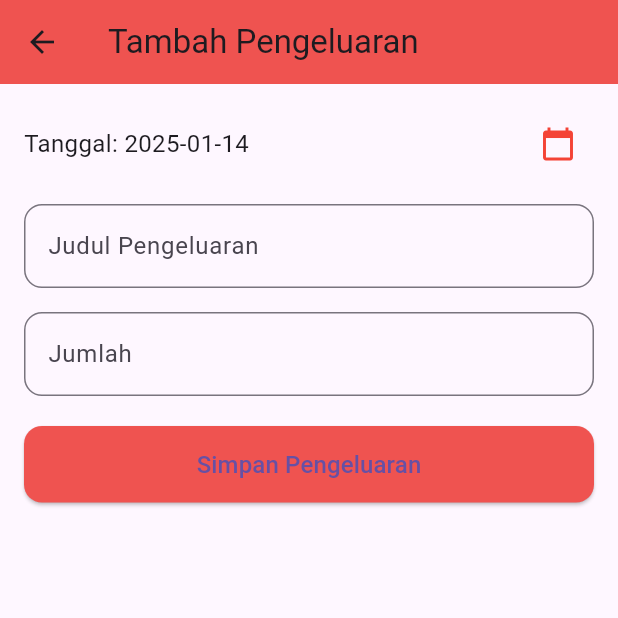
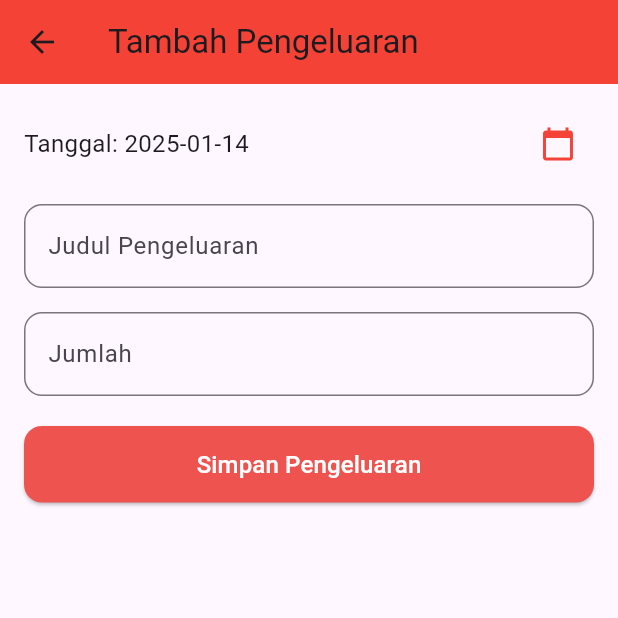
Before and after one commit to Nikkoadr/pengelola_keuangan, a Flutter app: the screen it shows after launch, after a tap on the "remove circle outline" icon, on a phone screen of 412 x 824 dp, the top half of it. Run offline on Flutter 3.47's test engine with Material 3 defaults, Android fonts, the phone set to English and light mode, and no system bars; our stand-ins replace sqflite; accounts and stored records are empty.

Commit message:
update penambahan icon dan membuat tampilan menjadi lebih menarik

```diff
--- a/lib/screens/dashboard_screen.dart
+++ b/lib/screens/dashboard_screen.dart
@@ -26,7 +26,6 @@ class _DashboardScreenState extends State<DashboardScreen> {
     _loadData();
   }
 
-  // Memuat data transaksi dan total pemasukan/pengeluaran
   Future<void> _loadData() async {
     setState(() {
       transaksiList = _databaseHelper.ambilSemuaTransaksi();
@@ -49,10 +48,15 @@ class _DashboardScreenState extends State<DashboardScreen> {
   String formatTanggal(String rawDate) {
     try {
       final date = DateTime.parse(rawDate);
-      return DateFormat('dd MMM yyyy').format(date);
+      return DateFormat('dd MMM yyyy HH:mm').format(date);
     } catch (e) {
       return rawDate;
     }
+  }
+
+  String formatMataUang(double amount) {
+    final formatter = NumberFormat.simpleCurrency(locale: 'id_ID');
+    return formatter.format(amount);
   }
 
   @override
@@ -60,8 +64,8 @@ class _DashboardScreenState extends State<DashboardScreen> {
     return Scaffold(
       backgroundColor: Colors.grey[100],
       appBar: AppBar(
-        title: const Text('Dashboard Keuangan'),
-        backgroundColor: Colors.blue,
+        title: const Text('Dashboard'),
+        backgroundColor: Colors.blue[500],
       ),
       body: SafeArea(
         child: Padding(
@@ -82,7 +86,7 @@ class _DashboardScreenState extends State<DashboardScreen> {
                     builder: (context, snapshot) {
                       final pemasukan = snapshot.data ?? 0.0;
                       return _buildBalanceCard(
-                          'Total Pemasukan', 'Rp ${pemasukan.toStringAsFixed(0)}', Colors.green);
+                          'Total Pemasukan', formatMataUang(pemasukan), Colors.green);
                     },
                   ),
                   FutureBuilder<double>(
@@ -90,7 +94,7 @@ class _DashboardScreenState extends State<DashboardScreen> {
                     builder: (context, snapshot) {
                       final pengeluaran = snapshot.data ?? 0.0;
                       return _buildBalanceCard(
-                          'Total Pengeluaran', 'Rp ${pengeluaran.toStringAsFixed(0)}', Colors.red);
+                          'Total Pengeluaran', formatMataUang(pengeluaran), Colors.red);
                     },
                   ),
                 ],
@@ -108,7 +112,7 @@ class _DashboardScreenState extends State<DashboardScreen> {
                         MaterialPageRoute(
                           builder: (context) => const FormPemasukanScreen(),
                         ),
-                      ).then((_) => _loadData()); // Reload data after returning
+                      ).then((_) => _loadData());
                     },
                   ),
                   _buildActionButton(
@@ -120,7 +124,7 @@ class _DashboardScreenState extends State<DashboardScreen> {
                         MaterialPageRoute(
                           builder: (context) => const FormPengeluaranScreen(),
                         ),
-                      ).then((_) => _loadData()); // Reload data after returning
+                      ).then((_) => _loadData());
                     },
                   ),
                   _buildActionButton(
@@ -132,7 +136,7 @@ class _DashboardScreenState extends State<DashboardScreen> {
                         MaterialPageRoute(
                           builder: (context) => const TransaksiScreen(),
                         ),
-                      ).then((_) => _loadData()); // Reload data after returning
+                      ).then((_) => _loadData());
                     },
                   ),
                   _buildActionButton(Icons.receipt_long, 'Rekap', () {
@@ -220,7 +224,7 @@ class _DashboardScreenState extends State<DashboardScreen> {
         title: Text(title),
         subtitle: Text(date),
         trailing: Text(
-          'Rp $amount',
+          formatMataUang(amount.toDouble()),
           style: TextStyle(
             color: isExpense ? Colors.red : Colors.green,
             fontWeight: FontWeight.bold,
--- a/lib/screens/form_pemasukan_screen.dart
+++ b/lib/screens/form_pemasukan_screen.dart
@@ -55,7 +55,7 @@ class _FormPemasukanScreenState extends State<FormPemasukanScreen> {
     return Scaffold(
       appBar: AppBar(
         title: const Text('Tambah Pemasukan'),
-        backgroundColor: Colors.blue[400],
+        backgroundColor: Colors.blue[500],
       ),
       body: Padding(
         padding: const EdgeInsets.all(16.0),
@@ -103,6 +103,7 @@ class _FormPemasukanScreenState extends State<FormPemasukanScreen> {
                 child: ElevatedButton(
                   style: ElevatedButton.styleFrom(
                     backgroundColor: Colors.blue[400],
+                    foregroundColor: Colors.white,
                     padding: const EdgeInsets.symmetric(vertical: 14),
                     shape: RoundedRectangleBorder(
                       borderRadius: BorderRadius.circular(12),
--- a/lib/screens/form_pengeluaran_screen.dart
+++ b/lib/screens/form_pengeluaran_screen.dart
@@ -55,7 +55,7 @@ class _FormPengeluaranScreenState extends State<FormPengeluaranScreen> {
     return Scaffold(
       appBar: AppBar(
         title: const Text('Tambah Pengeluaran'),
-        backgroundColor: Colors.red[400],
+        backgroundColor: Colors.red[500],
       ),
       body: Padding(
         padding: const EdgeInsets.all(16.0),
@@ -102,7 +102,8 @@ class _FormPengeluaranScreenState extends State<FormPengeluaranScreen> {
                 width: double.infinity,
                 child: ElevatedButton(
                   style: ElevatedButton.styleFrom(
-                    backgroundColor: Colors.red[400],
+                    backgroundColor: Colors.red[400], // Warna latar belakang tombol
+                    foregroundColor: Colors.white, // Warna teks tombol (lebih kontras)
                     padding: const EdgeInsets.symmetric(vertical: 14),
                     shape: RoundedRectangleBorder(
                       borderRadius: BorderRadius.circular(12),
--- a/pubspec.yaml
+++ b/pubspec.yaml
@@ -41,6 +41,7 @@ dependencies:
 dev_dependencies:
   flutter_test:
     sdk: flutter
+  flutter_launcher_icons: ^0.9.2
 
   # The "flutter_lints" package below contains a set of recommended lints to
   # encourage good coding practices. The lint set provided by the package is
@@ -90,3 +91,7 @@ flutter:
   #
   # For details regarding fonts from package dependencies,
   # see https://flutter.dev/to/font-from-package
+flutter_icons:
+  android: true
+  ios: true
+  image_path: "assets/icons/icon.png"
```
Also changed, not shown: lib/db_helper.dart (+11 -0 lines), lib/screens/rekap_screen.dart (+85 -2 lines), lib/screens/transaksi_screen.dart (+6 -2 lines), assets/icons/icon.png (added), pubspec.lock, 22 other files.
